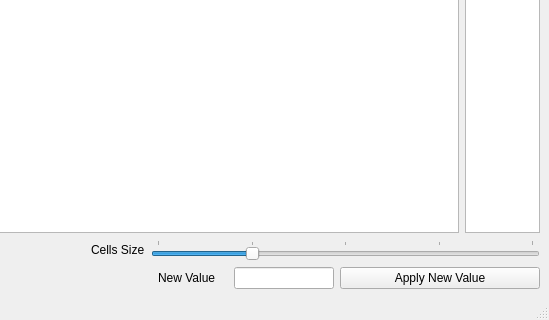
The window that designer/ui_fittingSetVariables.ui (ornlneutronimaging/iBeatles) describes before a commit, drawn with Qt 5; both pictures show x 673 to 1222 and y 452 to 772 of the 1222 by 772 pixel window.
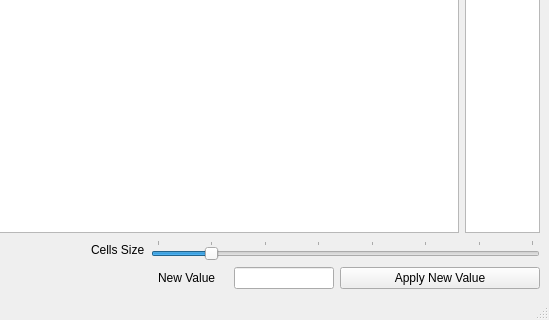
The same window after the commit.

```diff
--- a/designer/ui_fittingSetVariables.ui
+++ b/designer/ui_fittingSetVariables.ui
@@ -224,7 +224,7 @@
          <number>10</number>
         </property>
         <property name="maximum">
-         <number>50</number>
+         <number>80</number>
         </property>
         <property name="value">
          <number>20</number>
```
Left out of the diff: 6 changed lines with no effect on the pictures.
